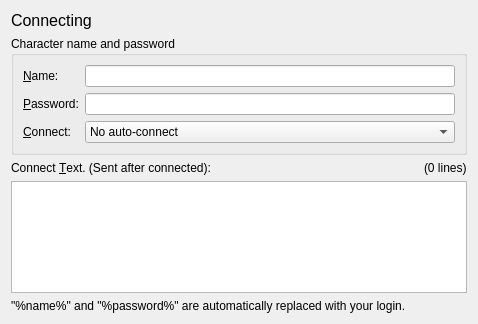
jnbooth/qMUSHclient, file src/ui/worldprefs/prefs_connecting.ui: the form before one commit.
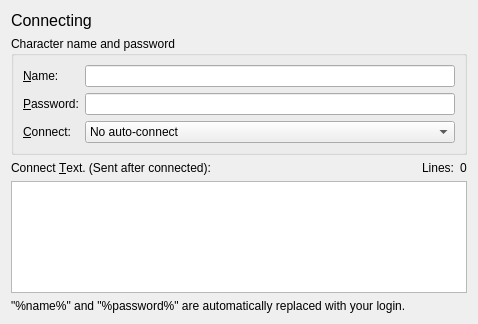
The form after the commit.

Commit message: Decouple line counting

Diff of the .ui file:
```diff
--- a/src/ui/worldprefs/prefs_connecting.ui
+++ b/src/ui/worldprefs/prefs_connecting.ui
@@ -122,7 +122,7 @@
       </widget>
      </item>
      <item>
-      <widget class="QLabel" name="connect_text_lines">
+      <widget class="QLabel" name="connect_text_lines_label">
        <property name="sizePolicy">
         <sizepolicy hsizetype="Maximum" vsizetype="Preferred">
          <horstretch>0</horstretch>
@@ -130,7 +130,20 @@
         </sizepolicy>
        </property>
        <property name="text">
-        <string>(0 lines)</string>
+        <string>Lines:</string>
+       </property>
+      </widget>
+     </item>
+     <item>
+      <widget class="QLabel" name="connect_text_lines">
+       <property name="sizePolicy">
+        <sizepolicy hsizetype="Fixed" vsizetype="Preferred">
+         <horstretch>0</horstretch>
+         <verstretch>0</verstretch>
+        </sizepolicy>
+       </property>
+       <property name="text">
+        <string>0</string>
        </property>
       </widget>
      </item>
```
Left out of the diff: 19 changed lines with no effect on the pictures. The commit also changes 3 other files.
